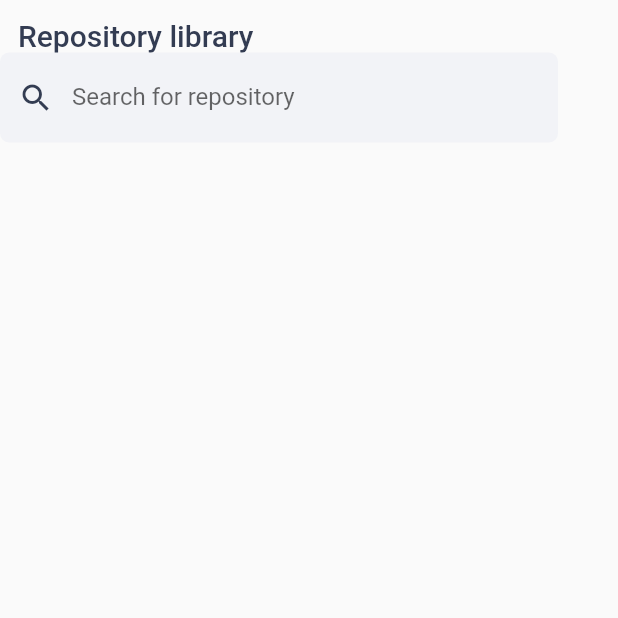
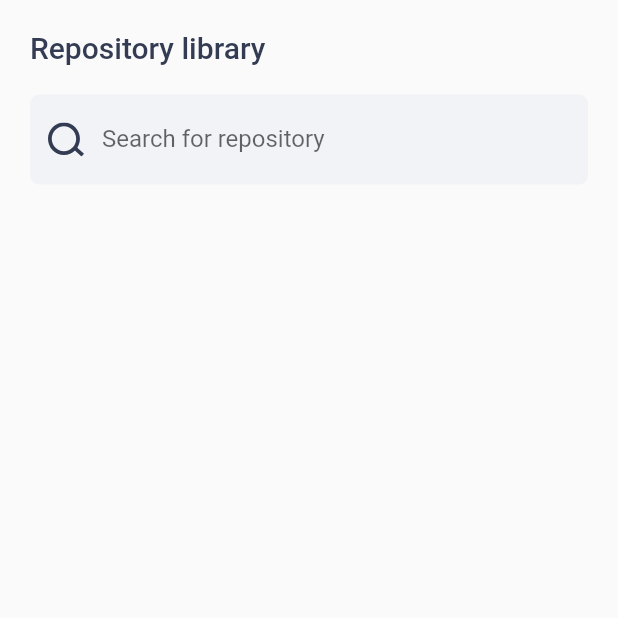
Before and after one commit to MarkcMalloy/gitexplorer, a Flutter app: the screen it shows after launch, on a phone screen of 412 x 824 dp, the top half of it. Run offline on Flutter 3.47's test engine with Material 2 defaults, Android fonts, the phone set to English and light mode, and no system bars; our stand-ins replace flutter_svg, google_fonts.

Commit message:
- Refactored asset to search_icon.svg - Added more text themes. This could be done with a more clean implementation

```diff
--- a/lib/Pages/Search/Components/repository_library_headline.dart
+++ b/lib/Pages/Search/Components/repository_library_headline.dart
@@ -6,7 +6,7 @@ class RepositoryHeadline extends StatelessWidget {
   @override
   Widget build(BuildContext context) {
     return Padding(
-      padding: EdgeInsets.only(left: 12, top: 12),
+      padding: EdgeInsets.only(top: 20, bottom: 20),
       child: Text(
         "Repository library",
         style: Theme.of(context).textTheme.headline1,
--- /dev/null
+++ b/lib/Pages/Search/Components/search_icon.dart
@@ -0,0 +1,16 @@
+import 'package:flutter/material.dart';
+import 'package:flutter_svg/flutter_svg.dart';
+
+class SearchIcon extends StatelessWidget {
+  const SearchIcon({Key? key}) : super(key: key);
+
+  @override
+  Widget build(BuildContext context) {
+    return Padding(
+      padding: EdgeInsets.all(12.0),
+      child: SvgPicture.asset(
+        "assets/search_icon.svg",
+      ),
+    );
+  }
+}
--- a/lib/Pages/Search/Components/search_repository_bar.dart
+++ b/lib/Pages/Search/Components/search_repository_bar.dart
@@ -1,4 +1,5 @@
 import 'package:flutter/material.dart';
+import 'package:gitexplorer/Pages/Search/Components/search_icon.dart';
 
 class SearchRepositoriesBar extends StatefulWidget {
   const SearchRepositoriesBar({Key? key}) : super(key: key);
@@ -27,15 +28,8 @@ class _SearchRepositoriesBarState extends State<SearchRepositoriesBar> {
       decoration: InputDecoration(
           labelText: 'Search for repository',
           hintStyle: style,
-          prefixIcon: searchIcon(),
+          prefixIcon: const SearchIcon(),
           border: InputBorder.none),
     );
   }
-
-  Widget searchIcon() {
-    return Icon(
-      Icons.search,
-      color: Theme.of(context).primaryColor,
-    );
-  }
 }
--- a/lib/Pages/Search/search_repositories_screen.dart
+++ b/lib/Pages/Search/search_repositories_screen.dart
@@ -27,9 +27,12 @@ class _SearchRepositoriesScreenState extends State<SearchRepositoriesScreen> {
   Widget build(BuildContext context) {
     return Scaffold(
       body: SafeArea(
-        child: Column(
-          crossAxisAlignment: CrossAxisAlignment.start,
-          children: const [RepositoryHeadline(), SearchRepositoriesBar()],
+        child: Padding(
+          padding: EdgeInsets.symmetric(horizontal: 20),
+          child: Column(
+            crossAxisAlignment: CrossAxisAlignment.start,
+            children: const [RepositoryHeadline(), SearchRepositoriesBar()],
+          ),
         ),
       ),
     );
--- a/lib/main.dart
+++ b/lib/main.dart
@@ -21,14 +21,13 @@ class MyApp extends StatelessWidget {
                     fontWeight: FontWeight.w500,
                     fontSize: 20), // Petrol color from figma
                 bodyText1: GoogleFonts.roboto(
-                  color: Color(0xff999da8),
+                    color: Color(0xff999DA8),
                     fontWeight: FontWeight.w400,
                     fontSize: 14),
                 bodyText2: GoogleFonts.roboto(
                     color: Color(0xff999DA8),
                     fontWeight: FontWeight.w400,
-                  fontSize: 16)
-            ),
+                    fontSize: 16)),
             backgroundColor: Colors.white),
         home: const SearchRepositoriesScreen());
   }
--- a/pubspec.yaml
+++ b/pubspec.yaml
@@ -63,7 +63,7 @@ flutter:
 
   # To add assets to your application, add an assets section, like this:
   assets:
-    - assets/Vector.svg
+    - assets/search_icon.svg
   #   - images/a_dot_ham.jpeg
 
   # An image asset can refer to one or more resolution-specific "variants", see
```
Also changed, not shown: assets/search_icon.svg (renamed from assets/Vector.svg). Lines whose indentation alone changed are shown as unchanged.
